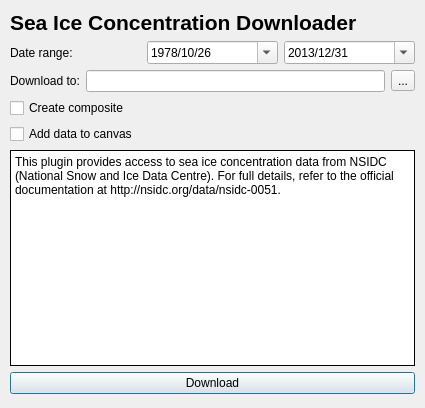
Above: ui_seaicedata.ui from lo-ise/sea_ice_downloader before the change. Below: the same form after it.
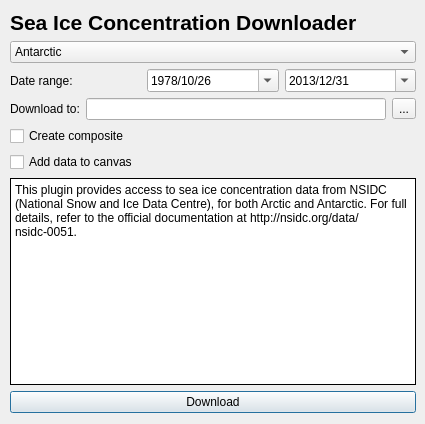
That is the form after the change.

Commit message: Added Arctic daily dataset options

Diff of the .ui file:
```diff
--- a/ui_seaicedata.ui
+++ b/ui_seaicedata.ui
@@ -7,7 +7,7 @@
     <x>0</x>
     <y>0</y>
     <width>425</width>
-    <height>408</height>
+    <height>424</height>
    </rect>
   </property>
   <property name="sizePolicy">
@@ -27,8 +27,8 @@
     <rect>
      <x>10</x>
      <y>10</y>
-     <width>405</width>
-     <height>384</height>
+     <width>406</width>
+     <height>403</height>
     </rect>
    </property>
    <layout class="QGridLayout" name="gridLayout_2">
@@ -48,7 +48,7 @@
     </item>
     <item row="1" column="0">
      <layout class="QGridLayout" name="gridLayout">
-      <item row="0" column="0">
+      <item row="1" column="0">
        <layout class="QHBoxLayout" name="horizontalLayout">
         <item>
          <widget class="QLabel" name="label_2">
@@ -142,7 +142,7 @@
         </item>
        </layout>
       </item>
-      <item row="1" column="0">
+      <item row="2" column="0">
        <layout class="QHBoxLayout" name="horizontalLayout_2">
         <item>
          <widget class="QLabel" name="label">
@@ -173,20 +173,34 @@
         </item>
        </layout>
       </item>
-      <item row="2" column="0">
+      <item row="3" column="0">
        <widget class="QCheckBox" name="checkBoxComposite">
         <property name="text">
          <string>Create composite</string>
         </property>
        </widget>
       </item>
-      <item row="3" column="0">
+      <item row="4" column="0">
        <widget class="QCheckBox" name="checkBoxCanvas">
         <property name="text">
          <string>Add data to canvas</string>
         </property>
        </widget>
       </item>
+      <item row="0" column="0">
+       <widget class="QComboBox" name="datasetBox">
+        <item>
+         <property name="text">
+          <string>Antarctic</string>
+         </property>
+        </item>
+        <item>
+         <property name="text">
+          <string>Arctic</string>
+         </property>
+        </item>
+       </widget>
+      </item>
      </layout>
     </item>
     <item row="2" column="0">
@@ -228,7 +242,7 @@
        <bool>true</bool>
       </property>
       <property name="plainText">
-       <string>This plugin provides access to sea ice concentration data from NSIDC (National Snow and Ice Data Centre). For full details, refer to the official documentation at http://nsidc.org/data/nsidc-0051.
+       <string>This plugin provides access to sea ice concentration data from NSIDC (National Snow and Ice Data Centre), for both Arctic and Antarctic. For full details, refer to the official documentation at http://nsidc.org/data/nsidc-0051.
 </string>
       </property>
      </widget>
```
The commit also changes 4 other files.
